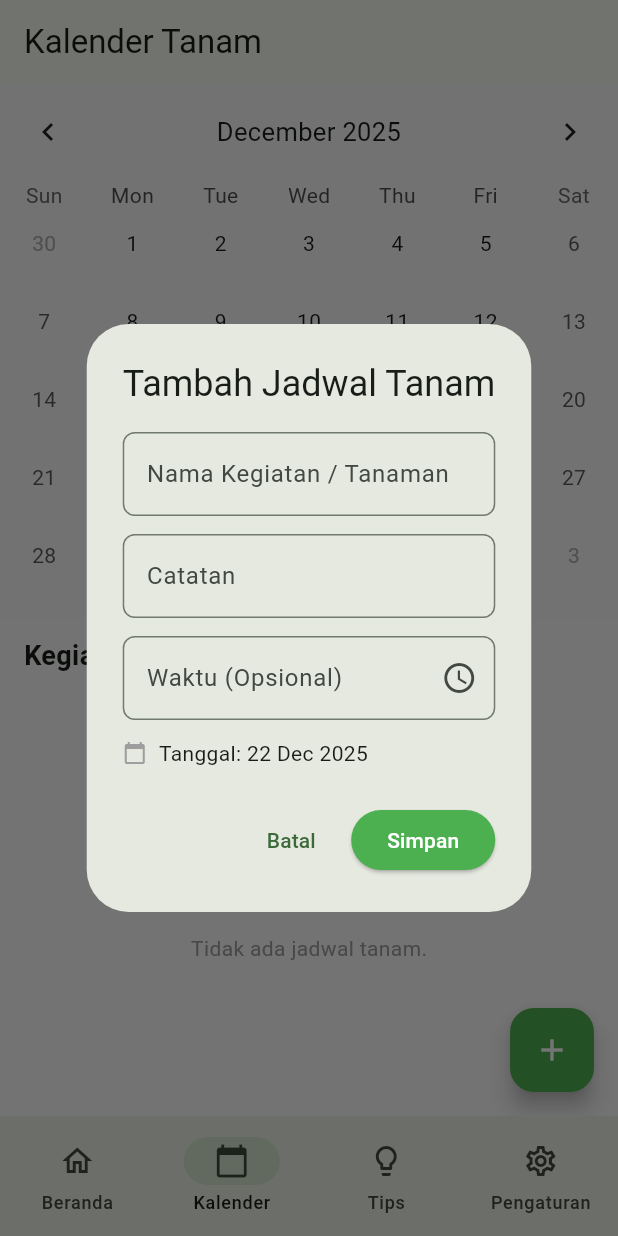
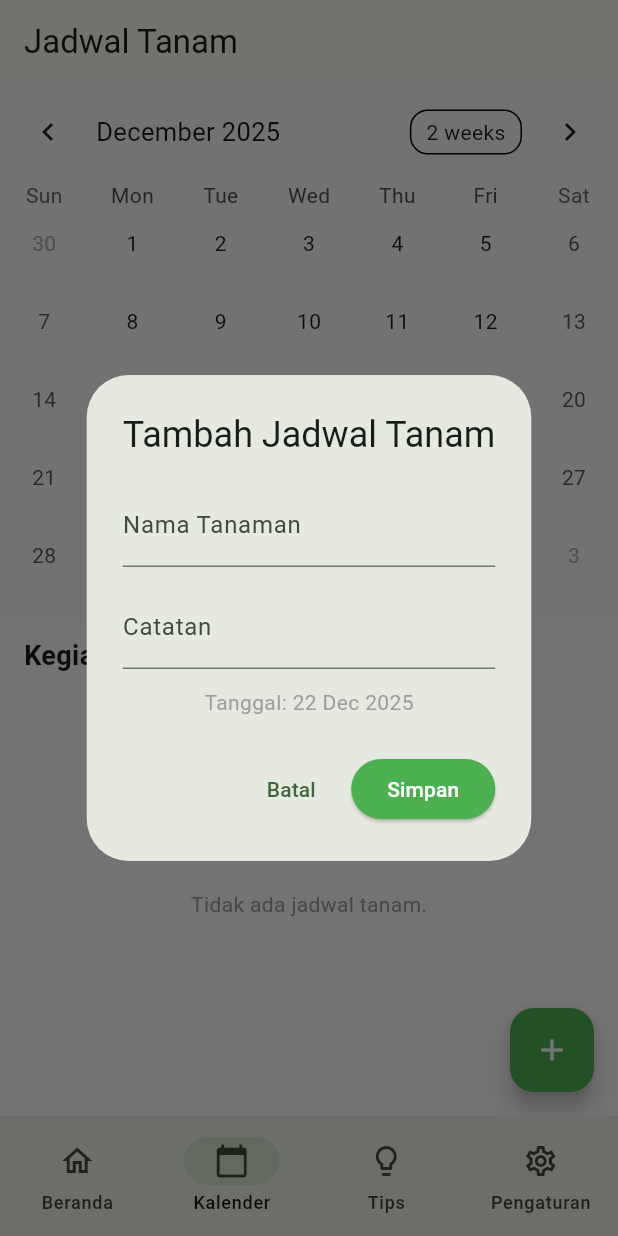
Before and after one commit to AffanShz/CapstonePetaniMaju, a Flutter app: the screen it shows after launch, item 2 of the bottom bar chosen, after a tap on the "add" icon, on a phone screen of 412 x 824 dp. Run offline on Flutter 3.47's test engine with Material 3 defaults, Android fonts, the phone set to English and light mode, and no system bars; drawn by our look-alikes of table_calendar; our stand-ins replace cached_network_image, flutter_dotenv, flutter_local_notifications, geolocator, hive_flutter, supabase_flutter and 1 more; accounts and stored records are empty; network calls fail.

Commit message:
add feature update data to calendar

```diff
--- a/lib/features/calendar/screens/calendar_screen.dart
+++ b/lib/features/calendar/screens/calendar_screen.dart
@@ -4,7 +4,7 @@ import 'package:flutter/material.dart';
 import 'package:table_calendar/table_calendar.dart';
 import 'package:intl/intl.dart';
 import 'package:petani_maju/data/datasources/planting_schedule_service.dart';
-import 'package:petani_maju/core/services/notification_service.dart'; // Import Notifikasi
+import 'package:petani_maju/core/services/notification_service.dart';
 
 class CalendarScreen extends StatefulWidget {
   const CalendarScreen({super.key});
@@ -14,14 +14,12 @@ class CalendarScreen extends StatefulWidget {
 }
 
 class _CalendarScreenState extends State<CalendarScreen> {
-  // Service Supabase
   final PlantingScheduleService _scheduleService = PlantingScheduleService();
 
   CalendarFormat _calendarFormat = CalendarFormat.month;
   DateTime _focusedDay = DateTime.now();
   DateTime? _selectedDay;
 
-  // Data Event dari Supabase
   Map<DateTime, List<dynamic>> _events = {};
   bool _isLoading = true;
 
@@ -29,10 +27,8 @@ class _CalendarScreenState extends State<CalendarScreen> {
   void initState() {
     super.initState();
     _selectedDay = _focusedDay;
-    _loadSchedules(); // Ambil data dari Supabase saat buka layar
+    _loadSchedules();
   }
-
-  // --- LOGIKA SUPABASE ---
 
   Future<void> _loadSchedules() async {
     try {
@@ -41,7 +37,6 @@ class _CalendarScreenState extends State<CalendarScreen> {
 
       for (var item in data) {
         final date = DateTime.parse(item['tanggal_tanam']);
-        // Normalisasi tanggal (hilangkan jam/menit)
         final dateKey = DateTime(date.year, date.month, date.day);
 
         if (newEvents[dateKey] == null) {
@@ -70,35 +65,24 @@ class _CalendarScreenState extends State<CalendarScreen> {
     return _events[DateTime(day.year, day.month, day.day)] ?? [];
   }
 
-  // --- UI ---
-
   @override
   Widget build(BuildContext context) {
     return Scaffold(
-      appBar: AppBar(
-        title: const Text('Kalender Tanam'),
-      ),
-
-      // Tombol Tambah dengan Dialog
+      appBar: AppBar(title: const Text('Jadwal Tanam')),
       floatingActionButton: FloatingActionButton(
-        onPressed: _showAddScheduleDialog,
+        onPressed: () => _showScheduleDialog(context, isEdit: false),
         backgroundColor: Colors.green,
         child: const Icon(Icons.add, color: Colors.white),
       ),
-
       body: Column(
         children: [
-          // 1. WIDGET KALENDER (Table Calendar)
           TableCalendar(
             firstDay: DateTime.utc(2020, 1, 1),
             lastDay: DateTime.utc(2030, 12, 31),
             focusedDay: _focusedDay,
             calendarFormat: _calendarFormat,
             selectedDayPredicate: (day) => isSameDay(_selectedDay, day),
-
-            // Menampilkan titik marker jika ada event
             eventLoader: _getEventsForDay,
-
             onDaySelected: (selectedDay, focusedDay) {
               setState(() {
                 _selectedDay = selectedDay;
@@ -113,31 +97,16 @@ class _CalendarScreenState extends State<CalendarScreen> {
             onPageChanged: (focusedDay) {
               _focusedDay = focusedDay;
             },
-
-            // Styling Kalender
             calendarStyle: const CalendarStyle(
               todayDecoration: BoxDecoration(
-                color: Colors.greenAccent,
-                shape: BoxShape.circle,
-              ),
-              selectedDecoration: BoxDecoration(
-                color: Colors.green,
-                shape: BoxShape.circle,
-              ),
-              markerDecoration: BoxDecoration(
-                color: Colors.orange, // Warna titik event
-                shape: BoxShape.circle,
+                  color: Colors.greenAccent, shape: BoxShape.circle),
+              selectedDecoration:
+                  BoxDecoration(color: Colors.green, shape: BoxShape.circle),
+              markerDecoration:
+                  BoxDecoration(color: Colors.orange, shape: BoxShape.circle),
             ),
           ),
-            headerStyle: const HeaderStyle(
-              formatButtonVisible: false,
-              titleCentered: true,
-            ),
-          ),
-
           const SizedBox(height: 16.0),
-
-          // 2. LIST KEGIATAN DI BAWAH
           Expanded(
             child: Container(
               padding: const EdgeInsets.symmetric(horizontal: 16),
@@ -157,18 +126,9 @@ class _CalendarScreenState extends State<CalendarScreen> {
                     child: _isLoading
                         ? const Center(child: CircularProgressIndicator())
                         : _getEventsForDay(_selectedDay!).isEmpty
-                            ? Center(
-                                child: Column(
-                                  mainAxisAlignment: MainAxisAlignment.center,
-                                  children: [
-                                    Icon(Icons.event_note,
-                                        size: 50, color: Colors.grey[300]),
-                                    const SizedBox(height: 8),
-                                    const Text('Tidak ada jadwal tanam.',
-                                        style: TextStyle(color: Colors.grey)),
-                                  ],
-                                ),
-                              )
+                            ? const Center(
+                                child: Text('Tidak ada jadwal tanam.',
+                                    style: TextStyle(color: Colors.grey)))
                             : ListView.builder(
                                 itemCount:
                                     _getEventsForDay(_selectedDay!).length,
@@ -190,13 +150,28 @@ class _CalendarScreenState extends State<CalendarScreen> {
                                       title: Text(event['nama_tanaman'],
                                           style: const TextStyle(
                                               fontWeight: FontWeight.bold)),
-                                      subtitle: Text(
-                                          event['catatan'] ?? 'Tanpa catatan'),
-                                      trailing: IconButton(
-                                        icon: const Icon(Icons.delete_outline,
+                                      subtitle: Text(event['catatan'] ?? '-'),
+                                      // Mengganti trailing icon delete dengan Row isi Edit & Delete
+                                      trailing: Row(
+                                        mainAxisSize: MainAxisSize.min,
+                                        children: [
+                                          IconButton(
+                                            icon: const Icon(Icons.edit,
+                                                color: Colors.blue),
+                                            onPressed: () {
+                                              // Panggil dialog Edit dengan data event yang diklik
+                                              _showScheduleDialog(context,
+                                                  isEdit: true, event: event);
+                                            },
+                                          ),
+                                          IconButton(
+                                            icon: const Icon(
+                                                Icons.delete_outline,
                                                 color: Colors.red),
                                             onPressed: () =>
                                                 _confirmDelete(event['id']),
+                                          ),
+                                        ],
                                       ),
                                     ),
                                   );
@@ -212,8 +187,6 @@ class _CalendarScreenState extends State<CalendarScreen> {
     );
   }
 
-  // --- DIALOG & ACTIONS ---
-
   void _confirmDelete(int id) {
     showDialog(
       context: context,
@@ -222,15 +195,11 @@ class _CalendarScreenState extends State<CalendarScreen> {
         content: const Text('Data yang dihapus tidak dapat dikembalikan.'),
         actions: [
           TextButton(
-            onPressed: () => Navigator.pop(ctx),
-            child: const Text('Batal'),
-          ),
+              onPressed: () => Navigator.pop(ctx), child: const Text('Batal')),
           ElevatedButton(
             onPressed: () async {
               Navigator.pop(ctx);
-              // Hapus dari Supabase
               await _scheduleService.deleteSchedule(id);
-              // Refresh tampilan
               _loadSchedules();
             },
             style: ElevatedButton.styleFrom(backgroundColor: Colors.red),
@@ -241,62 +210,42 @@ class _CalendarScreenState extends State<CalendarScreen> {
     );
   }
 
-  void _showAddScheduleDialog() {
+  // Dialog yang digabung untuk Tambah (isEdit=false) dan Edit (isEdit=true)
+  void _showScheduleDialog(BuildContext context,
+      {required bool isEdit, Map<String, dynamic>? event}) {
     final TextEditingController nameController = TextEditingController();
     final TextEditingController noteController = TextEditingController();
-    final TextEditingController timeController =
-        TextEditingController(); // Controller Waktu
+
+    // Jika Edit, isi text field dengan data lama
+    if (isEdit && event != null) {
+      nameController.text = event['nama_tanaman'];
+      noteController.text = event['catatan'] ?? '';
+    }
 
     showDialog(
       context: context,
       builder: (context) {
         return AlertDialog(
-          title: const Text('Tambah Jadwal Tanam'),
+          title: Text(isEdit ? 'Ubah Jadwal Tanam' : 'Tambah Jadwal Tanam'),
           content: SingleChildScrollView(
             child: Column(
               mainAxisSize: MainAxisSize.min,
               children: [
                 TextField(
                   controller: nameController,
-                  decoration: InputDecoration(
-                    labelText: 'Nama Kegiatan / Tanaman',
-                    hintText: 'Contoh: Pupuk Padi',
-                    border: OutlineInputBorder(
-                        borderRadius: BorderRadius.circular(8)),
-                  ),
+                  decoration: const InputDecoration(
+                      labelText: 'Nama Tanaman', hintText: 'Contoh: Padi'),
                 ),
                 const SizedBox(height: 12),
                 TextField(
                   controller: noteController,
-                  decoration: InputDecoration(
-                    labelText: 'Catatan',
-                    hintText: 'Contoh: Gunakan NPK',
-                    border: OutlineInputBorder(
-                        borderRadius: BorderRadius.circular(8)),
-                  ),
+                  decoration: const InputDecoration(
+                      labelText: 'Catatan', hintText: 'Contoh: Pupuk NPK'),
                 ),
                 const SizedBox(height: 12),
-                TextField(
-                  controller: timeController,
-                  decoration: InputDecoration(
-                    labelText: 'Waktu (Opsional)',
-                    hintText: '08:00',
-                    border: OutlineInputBorder(
-                        borderRadius: BorderRadius.circular(8)),
-                    suffixIcon: const Icon(Icons.access_time),
-                  ),
-                  keyboardType: TextInputType.datetime,
-                ),
-                const SizedBox(height: 12),
-                Row(
-                  children: [
-                    const Icon(Icons.calendar_today,
-                        size: 16, color: Colors.grey),
-                    const SizedBox(width: 8),
                 Text(
-                        'Tanggal: ${DateFormat('dd MMM yyyy').format(_selectedDay!)}'),
-                  ],
-                ),
+                    'Tanggal: ${DateFormat('dd MMM yyyy').format(_selectedDay!)}',
+                    style: const TextStyle(color: Colors.grey)),
               ],
             ),
           ),
@@ -308,36 +257,46 @@ class _CalendarScreenState extends State<CalendarScreen> {
             ElevatedButton(
               onPressed: () async {
                 if (nameController.text.isNotEmpty) {
-                  // 1. Simpan ke Supabase
+                  if (isEdit && event != null) {
+                    // Logika UPDATE
+                    await _scheduleService.updateSchedule(
+                      id: event['id'], // ID diperlukan untuk update
+                      namaTanaman: nameController.text,
+                      tanggalTanam:
+                          _selectedDay!, // Tanggal tetap sesuai kalender yg dipilih, atau bisa dibuat picker sendiri
+                      catatan: noteController.text,
+                    );
+                    if (mounted) {
+                      ScaffoldMessenger.of(context).showSnackBar(const SnackBar(
+                          content: Text('Jadwal berhasil diperbarui!')));
+                    }
+                  } else {
+                    // Logika TAMBAH BARU
                     await _scheduleService.addSchedule(
                       namaTanaman: nameController.text,
                       tanggalTanam: _selectedDay!,
                       catatan: noteController.text,
                     );
 
-                  // 2. Jadwalkan Notifikasi (Fitur dari kode Anda sebelumnya)
+                    // Jadwalkan notifikasi (opsional)
                     NotificationService.scheduleNotification(
                       id: DateTime.now().millisecond,
-                    title: 'Pengingat Petani Maju',
-                    body: 'Kegiatan: ${nameController.text} hari ini!',
-                    // Demo: 5 detik dari sekarang, realitanya bisa diset H-1
+                      title: 'Jadwal Tanam: ${nameController.text}',
+                      body: 'Cek jadwal tanam kamu hari ini!',
                       scheduledDate:
                           DateTime.now().add(const Duration(seconds: 5)),
                     );
+                  }
 
                   if (mounted) {
                     Navigator.pop(context);
-                    ScaffoldMessenger.of(context).showSnackBar(
-                      const SnackBar(
-                          content: Text('Jadwal disimpan & Pengingat aktif!')),
-                    );
-                    _loadSchedules(); // Refresh kalender
+                    _loadSchedules(); // Refresh list
                   }
                 }
               },
               style: ElevatedButton.styleFrom(backgroundColor: Colors.green),
-              child:
-                  const Text('Simpan', style: TextStyle(color: Colors.white)),
+              child: Text(isEdit ? 'Simpan Perubahan' : 'Simpan',
+                  style: const TextStyle(color: Colors.white)),
             ),
           ],
         );
```
Also changed, not shown: lib/data/datasources/planting_schedule_service.dart (+23 -4 lines). Lines whose indentation alone changed are shown as unchanged.
